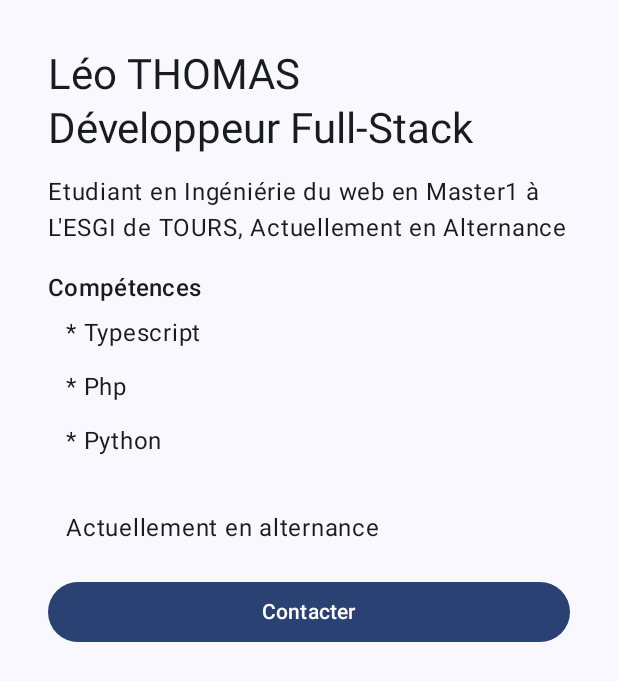
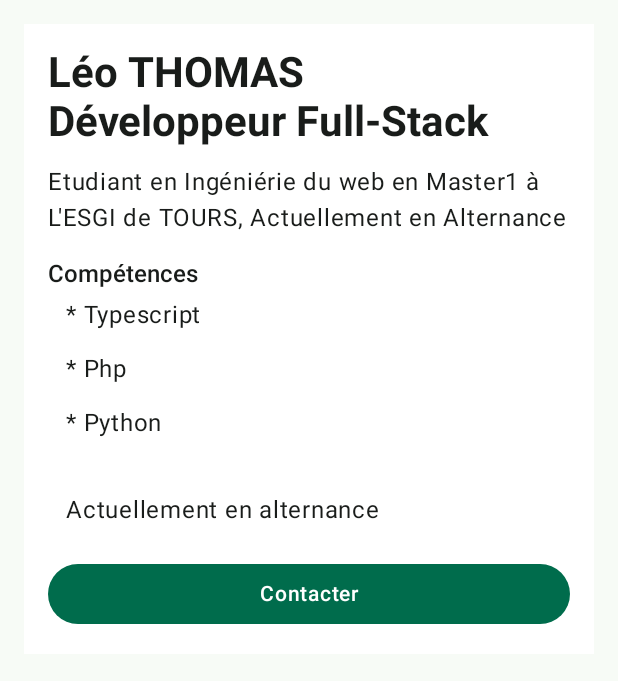
Before and after one commit to leoths10/ProfilDeveloppeurUI, an Android app built with Jetpack Compose: the screen it shows after launch (MainActivity), on a phone screen of 412 x 824 dp. Shown: the top 681 px of the screen. Run offline under Robolectric (Android 15) with nearby library versions, the phone set to English and light mode, and no system bars.

Commit message:
Theme clair et sombre, formes et typographie

```diff
--- a/app/src/main/java/com/example/profildeveloppeur/ui/theme/Theme.kt
+++ b/app/src/main/java/com/example/profildeveloppeur/ui/theme/Theme.kt
@@ -3,56 +3,58 @@ package com.example.profildeveloppeur.ui.theme
 import android.app.Activity
 import android.os.Build
 import androidx.compose.foundation.isSystemInDarkTheme
+import androidx.compose.foundation.shape.RoundedCornerShape
 import androidx.compose.material3.MaterialTheme
+import androidx.compose.material3.Shapes
 import androidx.compose.material3.darkColorScheme
 import androidx.compose.material3.dynamicDarkColorScheme
 import androidx.compose.material3.dynamicLightColorScheme
 import androidx.compose.material3.lightColorScheme
 import androidx.compose.runtime.Composable
+import androidx.compose.ui.graphics.Color
 import androidx.compose.ui.platform.LocalContext
+import androidx.compose.ui.unit.dp
+
+private val LightColorScheme = lightColorScheme(
+    primary = Color(0xFF006C4C),
+    onPrimary = Color.White,
+    secondary = Color(0xFF4F6357),
+    onSecondary = Color.White,
+    background = Color(0xFFF7FBF6),
+    onBackground = Color(0xFF191C1A),
+    surface = Color(0xFFFFFFFF),
+    onSurface = Color(0xFF191C1A)
+)
 
 private val DarkColorScheme = darkColorScheme(
-    primary = Purple80,
-    secondary = PurpleGrey80,
-    tertiary = Pink80
+    primary = Color(0xFF7DDBB0),
+    onPrimary = Color(0xFF003826),
+    secondary = Color(0xFFB7CCBC),
+    onSecondary = Color(0xFF223529),
+    background = Color(0xFF101411),
+    onBackground = Color(0xFFE0E4DF),
+    surface = Color(0xFF1C211D),
+    onSurface = Color(0xFFE0E4DF)
 )
 
-private val LightColorScheme = lightColorScheme(
-    primary = Purple40,
-    secondary = PurpleGrey40,
-    tertiary = Pink40
-
-    /* Other default colors to override
-    background = Color(0xFFFFFBFE),
-    surface = Color(0xFFFFFBFE),
-    onPrimary = Color.White,
-    onSecondary = Color.White,
-    onTertiary = Color.White,
-    onBackground = Color(0xFF1C1B1F),
-    onSurface = Color(0xFF1C1B1F),
-    */
+private val ProfilShapes = Shapes(
+    small = RoundedCornerShape(8.dp),
+    medium = RoundedCornerShape(16.dp),
+    large = RoundedCornerShape(24.dp),
+    extraLarge = RoundedCornerShape(32.dp)
 )
 
 @Composable
 fun ProfilDeveloppeurTheme(
     darkTheme: Boolean = isSystemInDarkTheme(),
-    // Dynamic color is available on Android 12+
-    dynamicColor: Boolean = true,
     content: @Composable () -> Unit
 ) {
-    val colorScheme = when {
-        dynamicColor && Build.VERSION.SDK_INT >= Build.VERSION_CODES.S -> {
-            val context = LocalContext.current
-            if (darkTheme) dynamicDarkColorScheme(context) else dynamicLightColorScheme(context)
-        }
-
-        darkTheme -> DarkColorScheme
-        else -> LightColorScheme
-    }
+    val colorScheme = if (darkTheme) DarkColorScheme else LightColorScheme
 
     MaterialTheme(
         colorScheme = colorScheme,
-        typography = Typography,
+        typography = ProfilTypography,
+        shapes = ProfilShapes,
         content = content
     )
 }
--- a/app/src/main/java/com/example/profildeveloppeur/ui/theme/Type.kt
+++ b/app/src/main/java/com/example/profildeveloppeur/ui/theme/Type.kt
@@ -7,28 +7,30 @@ import androidx.compose.ui.text.font.FontWeight
 import androidx.compose.ui.unit.sp
 
 // Set of Material typography styles to start with
-val Typography = Typography(
-    bodyLarge = TextStyle(
-        fontFamily = FontFamily.Default,
-        fontWeight = FontWeight.Normal,
+val ProfilTypography = Typography(
+    headlineMedium = TextStyle(
+        fontSize = 28.sp,
+        lineHeight = 34.sp,
+        fontWeight = FontWeight.Bold
+    ),
+    titleLarge = TextStyle(
+        fontSize = 20.sp,
+        lineHeight = 26.sp,
+        fontWeight = FontWeight.SemiBold
+    ),
+    titleMedium = TextStyle(
         fontSize = 16.sp,
-        lineHeight = 24.sp,
-        letterSpacing = 0.5.sp
+        lineHeight = 22.sp,
+        fontWeight = FontWeight.SemiBold
+    ),
+    bodyMedium = TextStyle(
+        fontSize = 14.sp,
+        lineHeight = 20.sp,
+        fontWeight = FontWeight.Normal
+    ),
+    labelLarge = TextStyle(
+        fontSize = 14.sp,
+        lineHeight = 18.sp,
+        fontWeight = FontWeight.Medium
     )
-    /* Other default text styles to override
-    titleLarge = TextStyle(
-        fontFamily = FontFamily.Default,
-        fontWeight = FontWeight.Normal,
-        fontSize = 22.sp,
-        lineHeight = 28.sp,
-        letterSpacing = 0.sp
-    ),
-    labelSmall = TextStyle(
-        fontFamily = FontFamily.Default,
-        fontWeight = FontWeight.Medium,
-        fontSize = 11.sp,
-        lineHeight = 16.sp,
-        letterSpacing = 0.5.sp
-    )
-    */
 )
```
